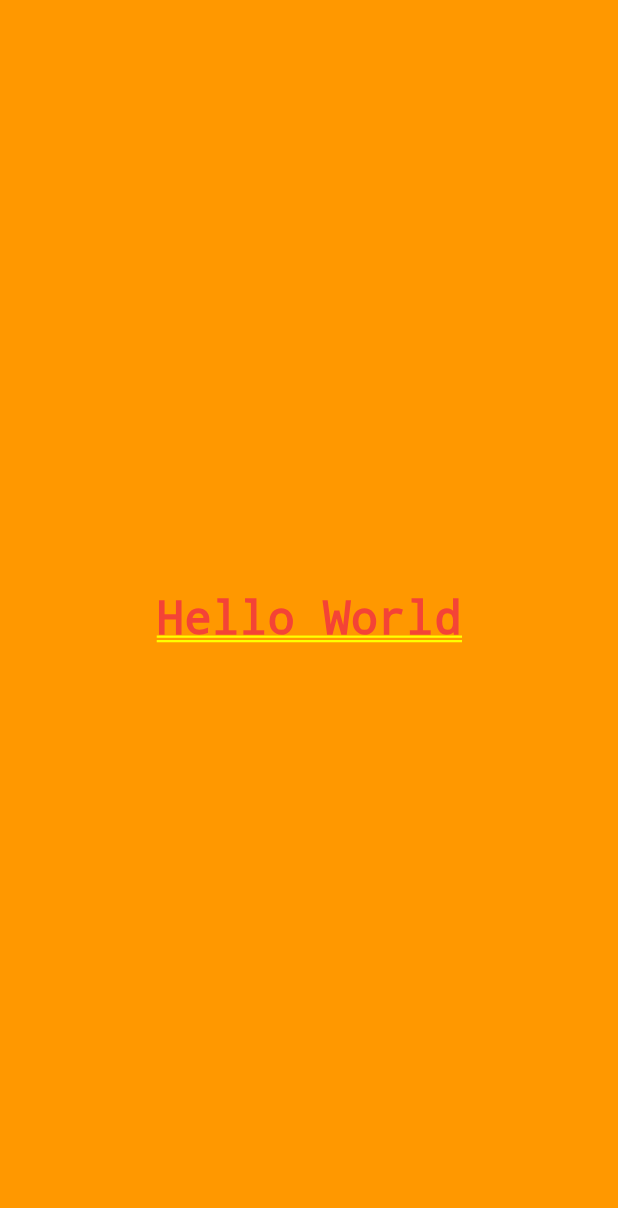
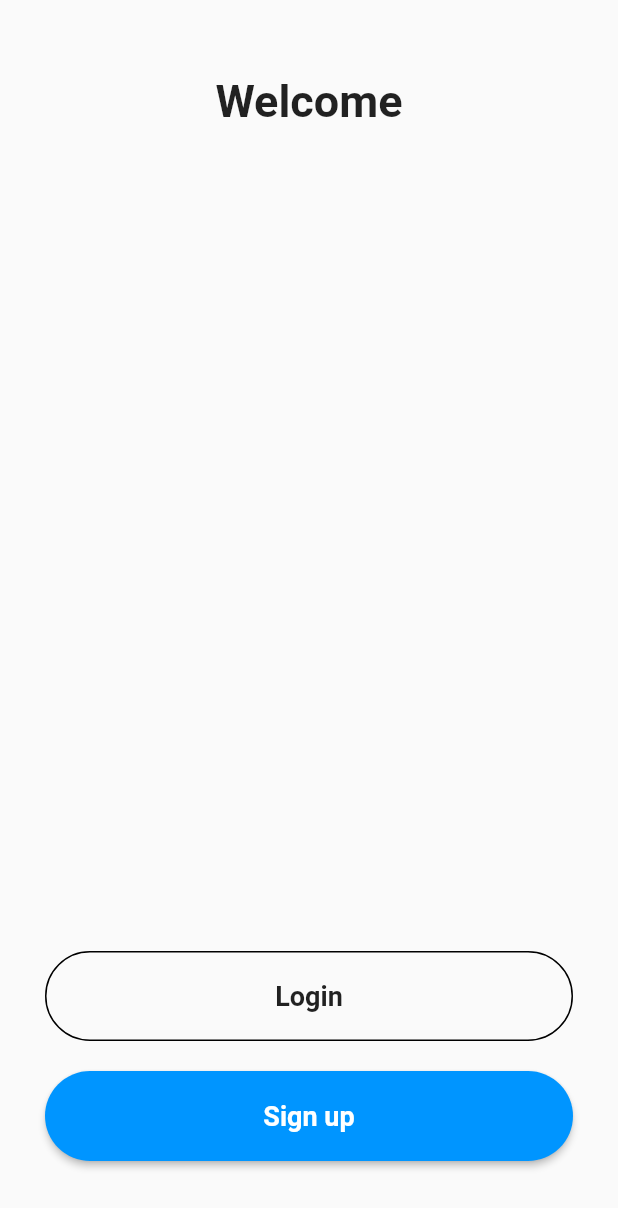
Before and after one commit to Nguyen-Van0405/INT3120_20-Mobile-UET, a Flutter app: the screen it shows after launch, on a phone screen of 412 x 824 dp. Shown: the top 1208 px of the screen. Run offline on Flutter 3.47's test engine with Material 2 defaults, Android fonts, the phone set to English and light mode, and no system bars.

Commit message:
Login/Signup

```diff
--- a/lib/main.dart
+++ b/lib/main.dart
@@ -1,32 +1,102 @@
 import 'package:flutter/material.dart';
-void main() => runApp(MyApp());
-class MyApp extends StatelessWidget {
-// This widget is the root of your application.
+import 'login.dart';
+
+void main() {
+  runApp(MaterialApp(
+    debugShowCheckedModeBanner: false,
+    home: HomePage(),
+  )); //MaterialApp
+}
+
+class HomePage extends StatelessWidget {
   @override
   Widget build(BuildContext context) {
-    return MaterialApp(
-      title: 'Hello World Demo Application',
-      theme: ThemeData(
-        primarySwatch: Colors.blue,),
-      home: MyHomePage(title: 'Home page'),
+    return Scaffold(
+      body: SafeArea(
+        child: Container(
+          width: double.infinity,
+          height: MediaQuery
+              .of(context)
+              .size
+              .height,
+          padding: EdgeInsets.symmetric(horizontal: 30, vertical: 50),
+          child: Column(
+            // even space distribution
+            mainAxisAlignment: MainAxisAlignment.spaceBetween,
+            crossAxisAlignment: CrossAxisAlignment.center,
+            children: <Widget>[
+              Column(
+                children: <Widget>[
+                  Text(
+                    "Welcome",
+                    style: TextStyle(
+                      fontWeight: FontWeight.bold,
+                      fontSize: 30,
+                    ),
+
+                  ),
+                  SizedBox(
+                    height: 20,
+                  ),
+                ],
+              ),
+
+              Column(
+                children: <Widget>[
+                  // the login button
+                  MaterialButton(
+                    minWidth: double.infinity,
+                    height: 60,
+                    onPressed: () {
+                      Navigator.push(context,
+                          MaterialPageRoute(builder: (context) => LoginPage()));
+                    },
+                    // defining the shape
+                    shape: RoundedRectangleBorder(
+                        side: BorderSide(
+                            color: Colors.black
+                        ),
+                        borderRadius: BorderRadius.circular(50)
+                    ),
+                    child: Text(
+                      "Login",
+                      style: TextStyle(
+                          fontWeight: FontWeight.w600,
+                          fontSize: 18
+                      ),
+                    ),
+                  ),
+                  // creating the signup button
+                  SizedBox(height: 20),
+                  MaterialButton(
+                    minWidth: double.infinity,
+                    height: 60,
+                    onPressed: () {
+                      Navigator.push(context, MaterialPageRoute(
+                          builder: (context) => SignupPage()));
+                    },
+                    color: Color(0xff0095FF),
+                    shape: RoundedRectangleBorder(
+                        borderRadius: BorderRadius.circular(50)
+                    ),
+                    child: Text(
+                      "Sign up",
+                      style: TextStyle(
+                          color: Colors.white,
+                          fontWeight: FontWeight.w600,
+                          fontSize: 18
+                      ),
+                    ),
+                  )
+
+                ],
+              )
+
+
+            ],
+          ),
+        ),
+      ),
     );
   }
 }
-class MyHomePage extends StatelessWidget {
-  MyHomePage({Key key, this.title}) : super(key: key);
-  final String title;
-  @override
-  Widget build(BuildContext context) {
-    return Container(
-        decoration: BoxDecoration(color: Colors.orange,),
-        padding: EdgeInsets.all(25), child: Center(
-      child:Text(
-        'Hello World', style: TextStyle(
-        color: Colors.red, letterSpacing: 0.5, fontSize: 30,
-      ),
-        textDirection: TextDirection.ltr,
-      ),
-    )
-    );
-  }
-}
```
Also changed, not shown: lib/login.dart (added, +162 -0 lines), lib/signup.dart (added, +153 -0 lines), 1 other file.
